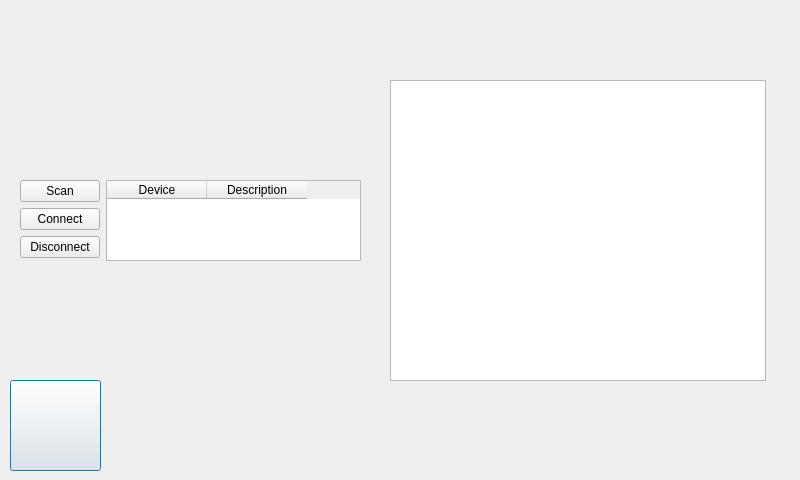
Old version of the form ClientApp/qt/serialwindow.ui in the repository re3Dprinting/touchscreen.
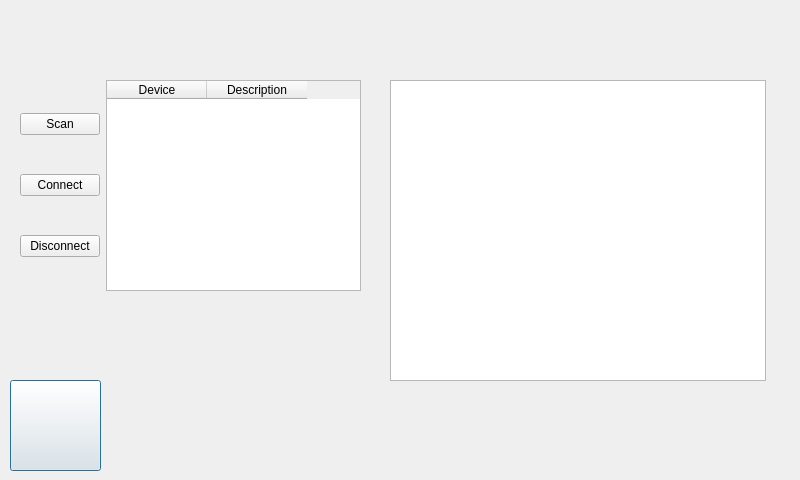
New version of the form. Icons and pictures are not drawn.

Patch:
```diff
--- a/ClientApp/qt/serialwindow.ui
+++ b/ClientApp/qt/serialwindow.ui
@@ -52,9 +52,9 @@
    <property name="geometry">
     <rect>
      <x>20</x>
-     <y>180</y>
+     <y>80</y>
      <width>341</width>
-     <height>81</height>
+     <height>211</height>
     </rect>
    </property>
    <layout class="QHBoxLayout" name="horizontalLayout_4">
```
